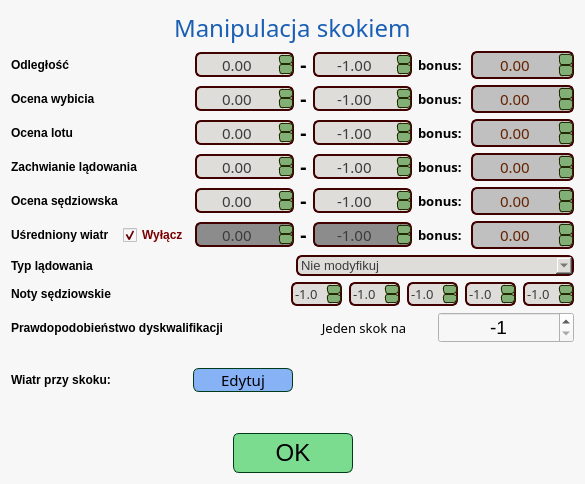
Before: the Qt Designer form source/UI/JumpManipulation/JumpManipulatorConfigWindow.ui in SiekamCebule/sj-sim, drawn with Qt 5.
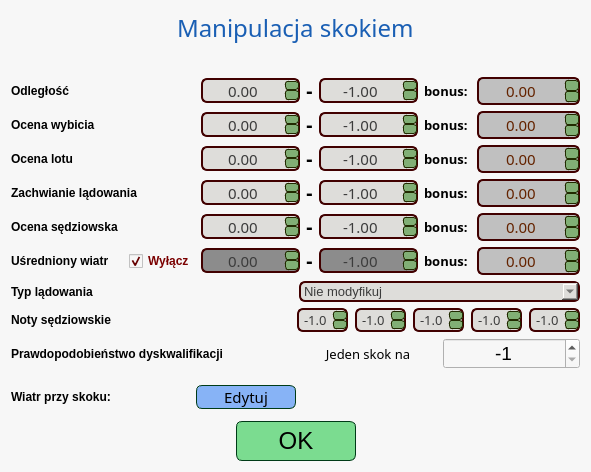
After: the same form once the commit is applied.

```diff
--- a/source/UI/JumpManipulation/JumpManipulatorConfigWindow.ui
+++ b/source/UI/JumpManipulation/JumpManipulatorConfigWindow.ui
@@ -6,8 +6,8 @@
    <rect>
     <x>0</x>
     <y>0</y>
-    <width>585</width>
-    <height>484</height>
+    <width>591</width>
+    <height>472</height>
    </rect>
   </property>
   <property name="windowTitle">
@@ -66,6 +66,19 @@
      </item>
     </layout>
    </item>
+   <item>
+    <spacer name="verticalSpacer_4">
+     <property name="orientation">
+      <enum>Qt::Vertical</enum>
+     </property>
+     <property name="sizeHint" stdset="0">
+      <size>
+       <width>20</width>
+       <height>40</height>
+      </size>
+     </property>
+    </spacer>
+   </item>
    <item>
     <layout class="QVBoxLayout" name="verticalLayout">
      <item>
@@ -1606,6 +1619,9 @@
 	color: rgb(0, 59, 23);
 }</string>
              </property>
+             <property name="alignment">
+              <set>Qt::AlignCenter</set>
+             </property>
              <property name="decimals">
               <number>1</number>
              </property>
@@ -1658,6 +1674,9 @@
 	color: rgb(0, 59, 23);
 }</string>
              </property>
+             <property name="alignment">
+              <set>Qt::AlignCenter</set>
+             </property>
              <property name="decimals">
               <number>1</number>
              </property>
@@ -1710,6 +1729,9 @@
 	color: rgb(0, 59, 23);
 }</string>
              </property>
+             <property name="alignment">
+              <set>Qt::AlignCenter</set>
+             </property>
              <property name="decimals">
               <number>1</number>
              </property>
@@ -1762,6 +1784,9 @@
 	color: rgb(0, 59, 23);
 }</string>
              </property>
+             <property name="alignment">
+              <set>Qt::AlignCenter</set>
+             </property>
              <property name="decimals">
               <number>1</number>
              </property>
@@ -1814,6 +1839,9 @@
 	color: rgb(0, 59, 23);
 }</string>
              </property>
+             <property name="alignment">
+              <set>Qt::AlignCenter</set>
+             </property>
              <property name="decimals">
               <number>1</number>
              </property>
@@ -2005,10 +2033,13 @@
      <property name="orientation">
       <enum>Qt::Vertical</enum>
      </property>
+     <property name="sizeType">
+      <enum>QSizePolicy::Maximum</enum>
+     </property>
      <property name="sizeHint" stdset="0">
       <size>
        <width>20</width>
-       <height>40</height>
+       <height>20</height>
       </size>
      </property>
     </spacer>
```
